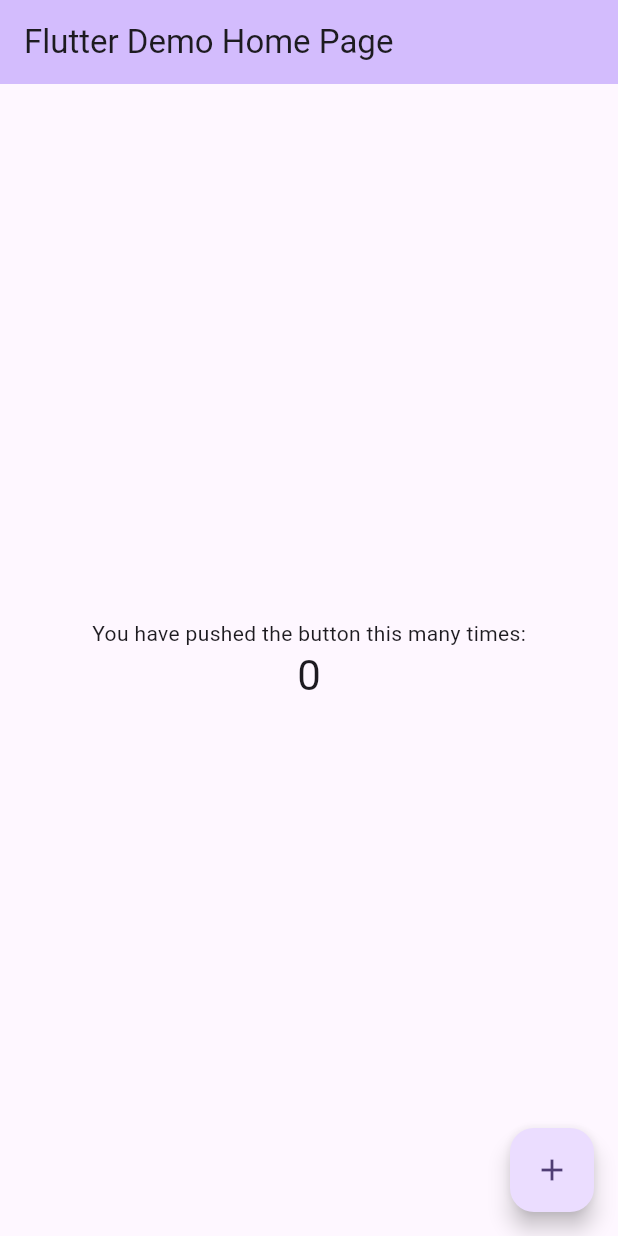
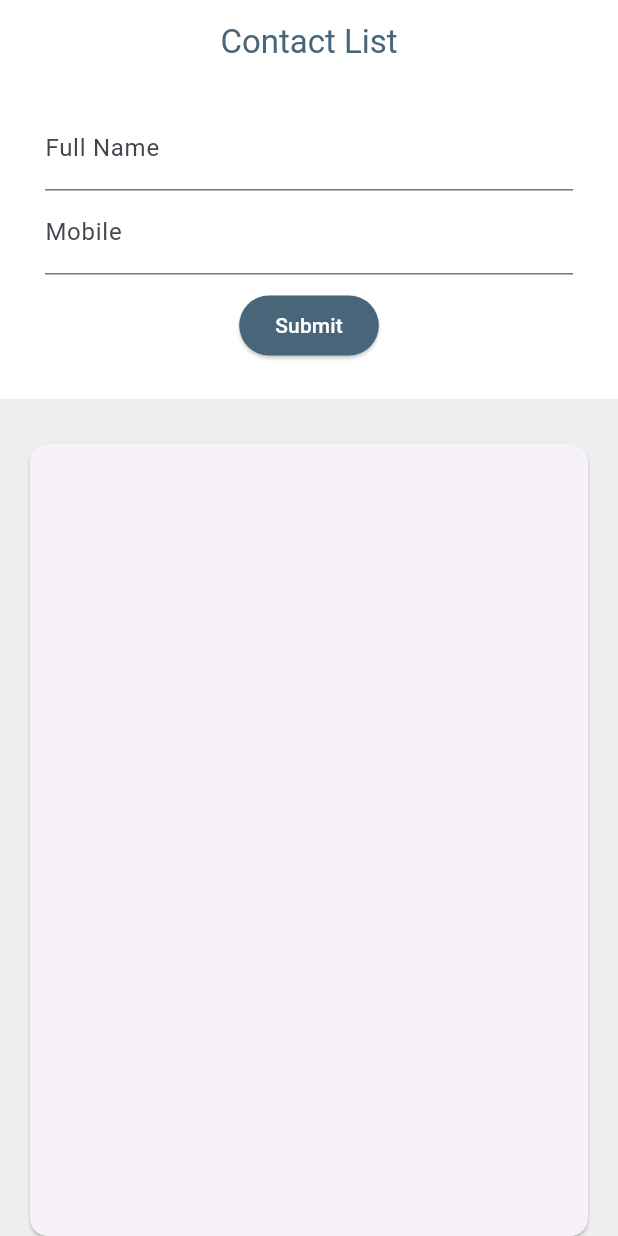
Before and after one commit to Younes-Nait-Bakkou/EST-Sale-IAWM-Exercises, a Flutter app: the screen it shows after launch, on a phone screen of 412 x 824 dp. Run offline on Flutter 3.47's test engine with Material 3 defaults, Android fonts, the phone set to English and light mode, and no system bars.

Commit message:
feat(tp4): add contact form page with contact list and input fields

```diff
--- a/Flutter-Development/tp4/lib/main.dart
+++ b/Flutter-Development/tp4/lib/main.dart
@@ -1,122 +1,185 @@
 import 'package:flutter/material.dart';
+import 'models/contact.dart';
+
+// The TP asks for a specific hex color.
+// In Flutter, we replace the '#' in a hex code with '0xFF' (the FF means 100% opacity).
+const darkBlueColor = Color(0xFF486579);
 
 void main() {
   runApp(const MyApp());
 }
 
+// MyApp is a StatelessWidget because its core configuration doesn't change over time.
 class MyApp extends StatelessWidget {
   const MyApp({super.key});
 
-  // This widget is the root of your application.
   @override
   Widget build(BuildContext context) {
     return MaterialApp(
-      title: 'Flutter Demo',
-      theme: ThemeData(
-        // This is the theme of your application.
-        //
-        // TRY THIS: Try running your application with "flutter run". You'll see
-        // the application has a purple toolbar. Then, without quitting the app,
-        // try changing the seedColor in the colorScheme below to Colors.green
-        // and then invoke "hot reload" (save your changes or press the "hot
-        // reload" button in a Flutter-supported IDE, or press "r" if you used
-        // the command line to start the app).
-        //
-        // Notice that the counter didn't reset back to zero; the application
-        // state is not lost during the reload. To reset the state, use hot
-        // restart instead.
-        //
-        // This works for code too, not just values: Most code changes can be
-        // tested with just a hot reload.
-        colorScheme: .fromSeed(seedColor: Colors.deepPurple),
-      ),
-      home: const MyHomePage(title: 'Flutter Demo Home Page'),
+      title: 'Contact App',
+      theme: ThemeData(primaryColor: darkBlueColor),
+      home: const MyHomePage(title: 'Contact List'),
     );
   }
 }
 
+// 1. The StatefulWidget itself. It accepts a title from MyApp.
 class MyHomePage extends StatefulWidget {
+  final String title;
+
   const MyHomePage({super.key, required this.title});
 
-  // This widget is the home page of your application. It is stateful, meaning
-  // that it has a State object (defined below) that contains fields that affect
-  // how it looks.
-
-  // This class is the configuration for the state. It holds the values (in this
-  // case the title) provided by the parent (in this case the App widget) and
-  // used by the build method of the State. Fields in a Widget subclass are
-  // always marked "final".
-
-  final String title;
-
   @override
-  State<MyHomePage> createState() => _MyHomePageState();
+  State<MyHomePage> createState() => MyHomePageState();
 }
 
-class _MyHomePageState extends State<MyHomePage> {
-  int _counter = 0;
+// 2. The State class. This is where the actual data and UI live.
+class MyHomePageState extends State<MyHomePage> {
+  // --- STATE VARIABLES ---
+  // _contact will temporarily hold the data while the user types it in the form.
+  Contact _contact = Contact();
 
-  void _incrementCounter() {
-    setState(() {
-      // This call to setState tells the Flutter framework that something has
-      // changed in this State, which causes it to rerun the build method below
-      // so that the display can reflect the updated values. If we changed
-      // _counter without calling setState(), then the build method would not be
-      // called again, and so nothing would appear to happen.
-      _counter++;
-    });
-  }
+  // _contacts is the master list that will store all the saved contacts.
+  List<Contact> _contacts = [];
 
+  final _formKey = GlobalKey<FormState>();
+
+  // --- UI BUILDER ---
   @override
   Widget build(BuildContext context) {
-    // This method is rerun every time setState is called, for instance as done
-    // by the _incrementCounter method above.
-    //
-    // The Flutter framework has been optimized to make rerunning build methods
-    // fast, so that you can just rebuild anything that needs updating rather
-    // than having to individually change instances of widgets.
+    // Scaffold provides the standard layout structure (AppBar, Body, etc.)
     return Scaffold(
+      backgroundColor: Colors.grey[200],
       appBar: AppBar(
-        // TRY THIS: Try changing the color here to a specific color (to
-        // Colors.amber, perhaps?) and trigger a hot reload to see the AppBar
-        // change color while the other colors stay the same.
-        backgroundColor: Theme.of(context).colorScheme.inversePrimary,
-        // Here we take the value from the MyHomePage object that was created by
-        // the App.build method, and use it to set our appbar title.
-        title: Text(widget.title),
+        backgroundColor: Colors.white,
+        title: Center(
+          child: Text(
+            widget
+                .title, // This grabs the title "Contact List" from the widget above
+            style: const TextStyle(color: darkBlueColor),
+          ),
+        ),
       ),
       body: Center(
-        // Center is a layout widget. It takes a single child and positions it
-        // in the middle of the parent.
         child: Column(
-          // Column is also a layout widget. It takes a list of children and
-          // arranges them vertically. By default, it sizes itself to fit its
-          // children horizontally, and tries to be as tall as its parent.
-          //
-          // Column has various properties to control how it sizes itself and
-          // how it positions its children. Here we use mainAxisAlignment to
-          // center the children vertically; the main axis here is the vertical
-          // axis because Columns are vertical (the cross axis would be
-          // horizontal).
-          //
-          // TRY THIS: Invoke "debug painting" (choose the "Toggle Debug Paint"
-          // action in the IDE, or press "p" in the console), to see the
-          // wireframe for each widget.
-          mainAxisAlignment: .center,
-          children: [
-            const Text('You have pushed the button this many times:'),
-            Text(
-              '$_counter',
-              style: Theme.of(context).textTheme.headlineMedium,
-            ),
+          mainAxisAlignment: MainAxisAlignment.start,
+          children: <Widget>[
+            _form(), // Calling the form placeholder
+            _list(), // Calling the list placeholder
           ],
         ),
       ),
-      floatingActionButton: FloatingActionButton(
-        onPressed: _incrementCounter,
-        tooltip: 'Increment',
-        child: const Icon(Icons.add),
-      ),
     );
   }
+
+  // --- PLACEHOLDER WIDGETS ---
+  // We will build these out in the next steps!
+  Widget _form() => Container(
+    color: Colors.white,
+    padding: const EdgeInsets.symmetric(vertical: 15, horizontal: 30),
+    child: Form(
+      key: _formKey, // We link the key here
+      child: Column(
+        children: <Widget>[
+          // --- FULL NAME INPUT ---
+          TextFormField(
+            decoration: const InputDecoration(labelText: 'Full Name'),
+            // Validation: Checks if the input is null or empty
+            validator: (val) =>
+                (val == null || val.isEmpty) ? 'This field is mandatory' : null,
+            // OnSaved: Triggers when we call form.save() later
+            onSaved: (val) => setState(() => _contact.name = val),
+          ),
+
+          // --- MOBILE INPUT ---
+          TextFormField(
+            decoration: const InputDecoration(labelText: 'Mobile'),
+            keyboardType: TextInputType.phone, // Pops up a number keyboard!
+            // Validation: Checks if the number is at least 10 characters
+            validator: (val) => (val == null || val.length < 10)
+                ? '10 characters required'
+                : null,
+            onSaved: (val) => setState(() => _contact.mobile = val),
+          ),
+          // --- SUBMIT BUTTON ---
+          Container(
+            margin: const EdgeInsets.all(10.0),
+            child: ElevatedButton(
+              // Modern replacement for RaisedButton
+              style: ElevatedButton.styleFrom(
+                backgroundColor: darkBlueColor,
+                foregroundColor: Colors.white,
+              ),
+              onPressed: () => _onSubmit(),
+              child: const Text('Submit'),
+            ),
+          ),
+        ],
+      ),
+    ),
+  );
+
+  void _onSubmit() {
+    var form = _formKey.currentState;
+
+    // 1. Check if the form passes our validation rules
+    if (form != null && form.validate()) {
+      // 2. Trigger the 'onSaved' functions in our TextFormFields
+      form.save();
+
+      // 3. Print to the debug console (just like the TP asks)
+      print('''
+      Full Name: ${_contact.name}
+      Mobile: ${_contact.mobile}
+      ''');
+
+      // 4. Add a NEW instance of Contact to our list and update the UI
+      setState(() {
+        _contacts.add(
+          Contact(id: null, name: _contact.name, mobile: _contact.mobile),
+        );
+      });
+
+      // 5. Clear the text fields for the next entry
+      form.reset();
+    }
+  }
+
+  Widget _list() => Expanded(
+    child: Card(
+      margin: const EdgeInsets.fromLTRB(20, 30, 20, 0),
+      child: Scrollbar(
+        child: ListView.builder(
+          padding: const EdgeInsets.all(8),
+          // itemCount tells Flutter exactly how many rows to draw
+          itemCount: _contacts.length,
+          // itemBuilder draws the UI for each individual row
+          itemBuilder: (context, index) {
+            return Column(
+              children: <Widget>[
+                ListTile(
+                  leading: const Icon(
+                    Icons.account_circle,
+                    color: darkBlueColor,
+                    size: 40.0,
+                  ),
+                  title: Text(
+                    // We use ? and ?? to safely handle potential null values
+                    _contacts[index].name?.toUpperCase() ?? 'UNKNOWN',
+                    style: const TextStyle(
+                      color: darkBlueColor,
+                      fontWeight: FontWeight.bold,
+                    ),
+                  ),
+                  subtitle: Text(_contacts[index].mobile ?? 'No mobile'),
+                  onTap: () {}, // We will use this in the future for editing!
+                ),
+                const Divider(height: 5.0),
+              ],
+            );
+          },
+        ),
+      ),
+    ),
+  );
 }
```
